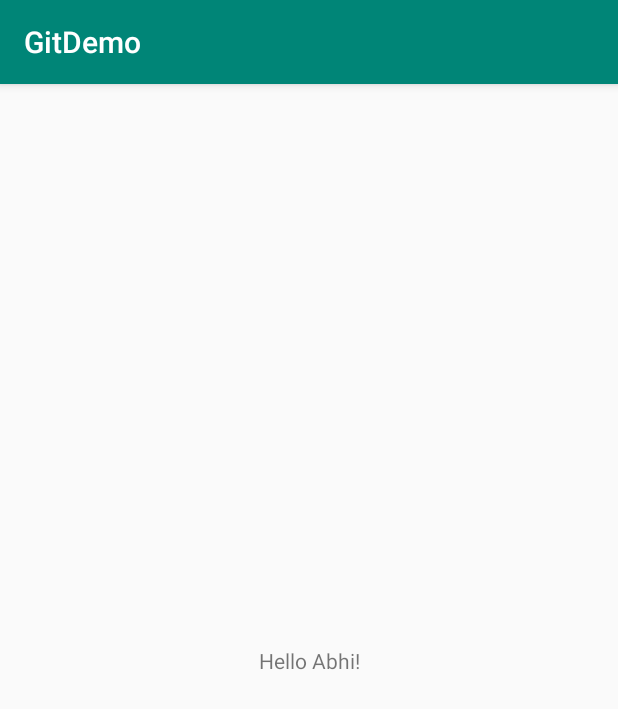
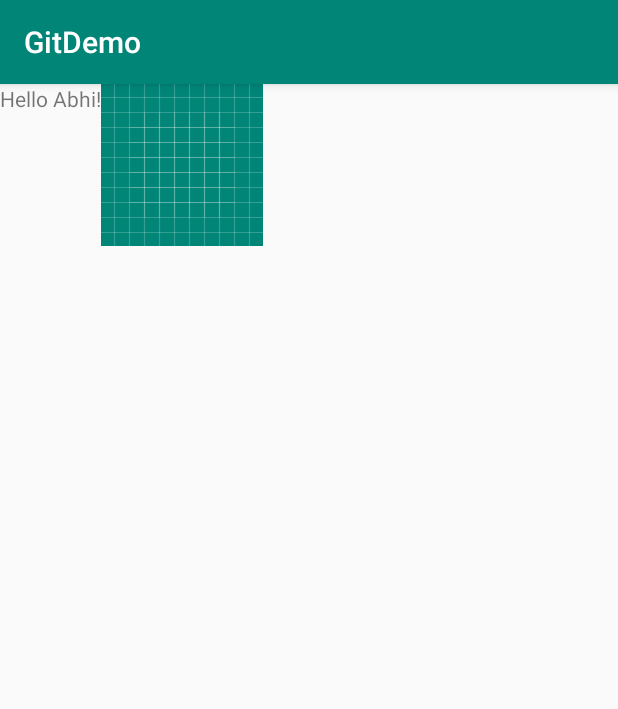
Before and after one commit to abhishek31776/GitDemo, an Android app: the screen it shows after launch (MainActivity), on a phone screen of 412 x 824 dp. Shown: the top 709 px of the screen. Run offline under Robolectric (Android 15) with nearby library versions, the phone set to English and light mode, and no system bars.

Commit message:
first commit

```diff
--- a/app/src/main/java/invoice/osiyatech/com/gitdemo/MainActivity.java
+++ b/app/src/main/java/invoice/osiyatech/com/gitdemo/MainActivity.java
@@ -2,8 +2,10 @@ package invoice.osiyatech.com.gitdemo;
 
 import android.support.v7.app.AppCompatActivity;
 import android.os.Bundle;
+import android.widget.TextView;
 
 public class MainActivity extends AppCompatActivity {
+    TextView tv1;
 
     @Override
     protected void onCreate(Bundle savedInstanceState) {
--- a/app/src/main/res/layout/activity_main.xml
+++ b/app/src/main/res/layout/activity_main.xml
@@ -1,5 +1,5 @@
 <?xml version="1.0" encoding="utf-8"?>
-<android.support.constraint.ConstraintLayout xmlns:android="http://schemas.android.com/apk/res/android"
+<LinearLayout xmlns:android="http://schemas.android.com/apk/res/android"
     xmlns:app="http://schemas.android.com/apk/res-auto"
     xmlns:tools="http://schemas.android.com/tools"
     android:layout_width="match_parent"
@@ -15,4 +15,9 @@
         app:layout_constraintRight_toRightOf="parent"
         app:layout_constraintTop_toTopOf="parent" />
 
-</android.support.constraint.ConstraintLayout>
+    <ImageView
+        android:layout_width="wrap_content"
+        android:layout_height="wrap_content"
+        android:src="@drawable/ic_launcher_background"/>
+
+</LinearLayout>
```
